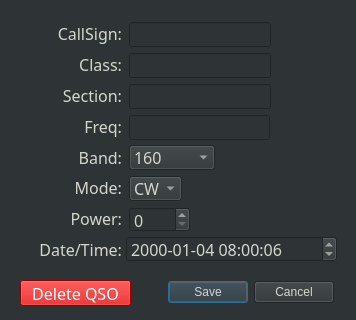
Old version of the form wfdlogger/data/dialog.ui in the repository mbridak/WinterFieldDayLogger.
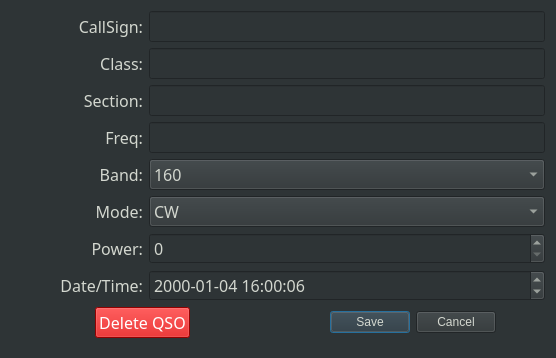
New version of the form.

Commit message: Make the interface all stretchy.

```diff
--- a/wfdlogger/data/dialog.ui
+++ b/wfdlogger/data/dialog.ui
@@ -6,8 +6,8 @@
    <rect>
     <x>0</x>
     <y>0</y>
-    <width>356</width>
-    <height>320</height>
+    <width>556</width>
+    <height>358</height>
    </rect>
   </property>
   <property name="windowTitle">
@@ -17,115 +17,19 @@
    <string notr="true">background-color: rgb(46, 52, 54);
 color: rgb(211, 215, 207);</string>
   </property>
-  <widget class="QDialogButtonBox" name="buttonBox">
-   <property name="geometry">
-    <rect>
-     <x>168</x>
-     <y>280</y>
-     <width>166</width>
-     <height>25</height>
-    </rect>
-   </property>
-   <property name="font">
-    <font>
-     <family>Courier</family>
-     <weight>75</weight>
-     <bold>true</bold>
-    </font>
-   </property>
-   <property name="orientation">
-    <enum>Qt::Horizontal</enum>
-   </property>
-   <property name="standardButtons">
-    <set>QDialogButtonBox::Cancel|QDialogButtonBox::Save</set>
-   </property>
-   <property name="centerButtons">
-    <bool>false</bool>
-   </property>
-  </widget>
-  <widget class="QLineEdit" name="editCallsign">
-   <property name="geometry">
-    <rect>
-     <x>129</x>
-     <y>22</y>
-     <width>142</width>
-     <height>25</height>
-    </rect>
-   </property>
-   <property name="font">
-    <font>
-     <family>JetBrains Mono</family>
-     <pointsize>12</pointsize>
-     <weight>50</weight>
-     <bold>false</bold>
-    </font>
-   </property>
-   <property name="maxLength">
-    <number>14</number>
-   </property>
-  </widget>
-  <widget class="QLineEdit" name="editClass">
-   <property name="geometry">
-    <rect>
-     <x>129</x>
-     <y>53</y>
-     <width>142</width>
-     <height>25</height>
-    </rect>
-   </property>
-   <property name="font">
-    <font>
-     <family>JetBrains Mono</family>
-     <pointsize>12</pointsize>
-     <weight>50</weight>
-     <bold>false</bold>
-    </font>
-   </property>
-   <property name="maxLength">
-    <number>4</number>
-   </property>
-  </widget>
-  <widget class="QLineEdit" name="editSection">
-   <property name="geometry">
-    <rect>
-     <x>129</x>
-     <y>84</y>
-     <width>142</width>
-     <height>25</height>
-    </rect>
-   </property>
-   <property name="font">
-    <font>
-     <family>JetBrains Mono</family>
-     <pointsize>12</pointsize>
-     <weight>50</weight>
-     <bold>false</bold>
-    </font>
-   </property>
-   <property name="maxLength">
-    <number>3</number>
-   </property>
-  </widget>
+  <layout class="QGridLayout" name="gridLayout" columnstretch="0,0,0,0">
+   <item row="7" column="1" colspan="3">
   <widget class="QDateTimeEdit" name="editDateTime">
-   <property name="geometry">
-    <rect>
-     <x>126</x>
-     <y>236</y>
-     <width>211</width>
-     <height>26</height>
-    </rect>
-   </property>
    <property name="font">
     <font>
      <family>JetBrains Mono</family>
      <pointsize>12</pointsize>
-     <weight>50</weight>
      <bold>false</bold>
     </font>
    </property>
    <property name="dateTime">
     <datetime>
-     <hour>8</hour>
+       <hour>16</hour>
      <minute>0</minute>
      <second>6</second>
      <year>2000</year>
@@ -143,44 +47,27 @@
     <enum>Qt::UTC</enum>
    </property>
   </widget>
-  <widget class="QSpinBox" name="editPower">
-   <property name="geometry">
-    <rect>
-     <x>129</x>
-     <y>207</y>
-     <width>61</width>
-     <height>25</height>
-    </rect>
-   </property>
+   </item>
+   <item row="0" column="1" colspan="3">
+    <widget class="QLineEdit" name="editCallsign">
    <property name="font">
     <font>
      <family>JetBrains Mono</family>
      <pointsize>12</pointsize>
-     <weight>50</weight>
      <bold>false</bold>
     </font>
    </property>
-   <property name="buttonSymbols">
-    <enum>QAbstractSpinBox::UpDownArrows</enum>
-   </property>
-   <property name="maximum">
-    <number>1500</number>
-   </property>
-  </widget>
+     <property name="maxLength">
+      <number>14</number>
+     </property>
+    </widget>
+   </item>
+   <item row="5" column="1" colspan="3">
   <widget class="QComboBox" name="editMode">
-   <property name="geometry">
-    <rect>
-     <x>129</x>
-     <y>176</y>
-     <width>53</width>
-     <height>25</height>
-    </rect>
-   </property>
    <property name="font">
     <font>
      <family>JetBrains Mono</family>
      <pointsize>12</pointsize>
-     <weight>50</weight>
      <bold>false</bold>
     </font>
    </property>
@@ -200,45 +87,27 @@
     </property>
    </item>
   </widget>
-  <widget class="QPushButton" name="deleteButton">
-   <property name="geometry">
-    <rect>
-     <x>20</x>
-     <y>280</y>
-     <width>111</width>
-     <height>26</height>
-    </rect>
-   </property>
+   </item>
+   <item row="1" column="1" colspan="3">
+    <widget class="QLineEdit" name="editClass">
    <property name="font">
     <font>
      <family>JetBrains Mono</family>
      <pointsize>12</pointsize>
-     <weight>50</weight>
      <bold>false</bold>
     </font>
    </property>
-   <property name="styleSheet">
-    <string notr="true">background-color: rgb(204, 0, 0);
-color: rgb(255, 255, 255);</string>
-   </property>
-   <property name="text">
-    <string>Delete QSO</string>
-   </property>
-  </widget>
+     <property name="maxLength">
+      <number>4</number>
+     </property>
+    </widget>
+   </item>
+   <item row="4" column="1" colspan="3">
   <widget class="QComboBox" name="editBand">
-   <property name="geometry">
-    <rect>
-     <x>129</x>
-     <y>145</y>
-     <width>86</width>
-     <height>25</height>
-    </rect>
-   </property>
    <property name="font">
     <font>
      <family>JetBrains Mono</family>
      <pointsize>12</pointsize>
-     <weight>50</weight>
      <bold>false</bold>
     </font>
    </property>
@@ -303,30 +172,32 @@
     </property>
    </item>
   </widget>
-  <widget class="QWidget" name="layoutWidget">
-   <property name="geometry">
-    <rect>
-     <x>24</x>
-     <y>21</y>
-     <width>98</width>
-     <height>241</height>
-    </rect>
-   </property>
+   </item>
+   <item row="2" column="1" colspan="3">
+    <widget class="QLineEdit" name="editSection">
    <property name="font">
     <font>
-     <family>Courier</family>
-     <weight>75</weight>
-     <bold>true</bold>
-    </font>
-   </property>
-   <layout class="QVBoxLayout" name="verticalLayout_2">
+       <family>JetBrains Mono</family>
+       <pointsize>12</pointsize>
+       <bold>false</bold>
+      </font>
+     </property>
+     <property name="maxLength">
+      <number>3</number>
+     </property>
+    </widget>
+   </item>
+   <item row="0" column="0" rowspan="8">
+    <layout class="QVBoxLayout" name="verticalLayout_2" stretch="0,0,0,0,0,0,0,0">
+     <property name="sizeConstraint">
+      <enum>QLayout::SetDefaultConstraint</enum>
+     </property>
     <item>
      <widget class="QLabel" name="label">
       <property name="font">
        <font>
         <family>JetBrains Mono</family>
         <pointsize>12</pointsize>
-        <weight>50</weight>
         <bold>false</bold>
        </font>
       </property>
@@ -344,7 +215,6 @@
        <font>
         <family>JetBrains Mono</family>
         <pointsize>12</pointsize>
-        <weight>50</weight>
         <bold>false</bold>
        </font>
       </property>
@@ -362,7 +232,6 @@
        <font>
         <family>JetBrains Mono</family>
         <pointsize>12</pointsize>
-        <weight>50</weight>
         <bold>false</bold>
        </font>
       </property>
@@ -380,7 +249,6 @@
        <font>
         <family>JetBrains Mono</family>
         <pointsize>12</pointsize>
-        <weight>50</weight>
         <bold>false</bold>
        </font>
       </property>
@@ -398,7 +266,6 @@
        <font>
         <family>JetBrains Mono</family>
         <pointsize>12</pointsize>
-        <weight>50</weight>
         <bold>false</bold>
        </font>
       </property>
@@ -416,7 +283,6 @@
        <font>
         <family>JetBrains Mono</family>
         <pointsize>12</pointsize>
-        <weight>50</weight>
         <bold>false</bold>
        </font>
       </property>
@@ -434,7 +300,6 @@
        <font>
         <family>JetBrains Mono</family>
         <pointsize>12</pointsize>
-        <weight>50</weight>
         <bold>false</bold>
        </font>
       </property>
@@ -452,7 +317,6 @@
        <font>
         <family>JetBrains Mono</family>
         <pointsize>12</pointsize>
-        <weight>50</weight>
         <bold>false</bold>
        </font>
       </property>
@@ -465,25 +329,77 @@
      </widget>
     </item>
    </layout>
-  </widget>
+   </item>
+   <item row="3" column="1" colspan="3">
   <widget class="QLineEdit" name="editFreq">
-   <property name="geometry">
-    <rect>
-     <x>129</x>
-     <y>115</y>
-     <width>141</width>
-     <height>25</height>
-    </rect>
-   </property>
+     <property name="font">
+      <font>
+       <family>JetBrains Mono</family>
+       <pointsize>12</pointsize>
+       <bold>false</bold>
+      </font>
+     </property>
+    </widget>
+   </item>
+   <item row="6" column="1" colspan="3">
+    <widget class="QSpinBox" name="editPower">
    <property name="font">
     <font>
      <family>JetBrains Mono</family>
      <pointsize>12</pointsize>
-     <weight>50</weight>
      <bold>false</bold>
     </font>
    </property>
-  </widget>
+     <property name="buttonSymbols">
+      <enum>QAbstractSpinBox::UpDownArrows</enum>
+     </property>
+     <property name="maximum">
+      <number>1500</number>
+     </property>
+    </widget>
+   </item>
+   <item row="8" column="0" colspan="4">
+    <layout class="QHBoxLayout" name="horizontalLayout">
+     <item alignment="Qt::AlignHCenter">
+      <widget class="QPushButton" name="deleteButton">
+       <property name="font">
+        <font>
+         <family>JetBrains Mono</family>
+         <pointsize>12</pointsize>
+         <bold>false</bold>
+        </font>
+       </property>
+       <property name="styleSheet">
+        <string notr="true">background-color: rgb(204, 0, 0);
+color: rgb(255, 255, 255);</string>
+       </property>
+       <property name="text">
+        <string>Delete QSO</string>
+       </property>
+      </widget>
+     </item>
+     <item alignment="Qt::AlignHCenter">
+      <widget class="QDialogButtonBox" name="buttonBox">
+       <property name="font">
+        <font>
+         <family>Courier</family>
+         <bold>true</bold>
+        </font>
+       </property>
+       <property name="orientation">
+        <enum>Qt::Horizontal</enum>
+       </property>
+       <property name="standardButtons">
+        <set>QDialogButtonBox::Cancel|QDialogButtonBox::Save</set>
+       </property>
+       <property name="centerButtons">
+        <bool>false</bool>
+       </property>
+      </widget>
+     </item>
+    </layout>
+   </item>
+  </layout>
  </widget>
  <resources/>
  <connections>
```
Lines whose indentation alone changed are shown as unchanged. The commit also changes 4 other files.
